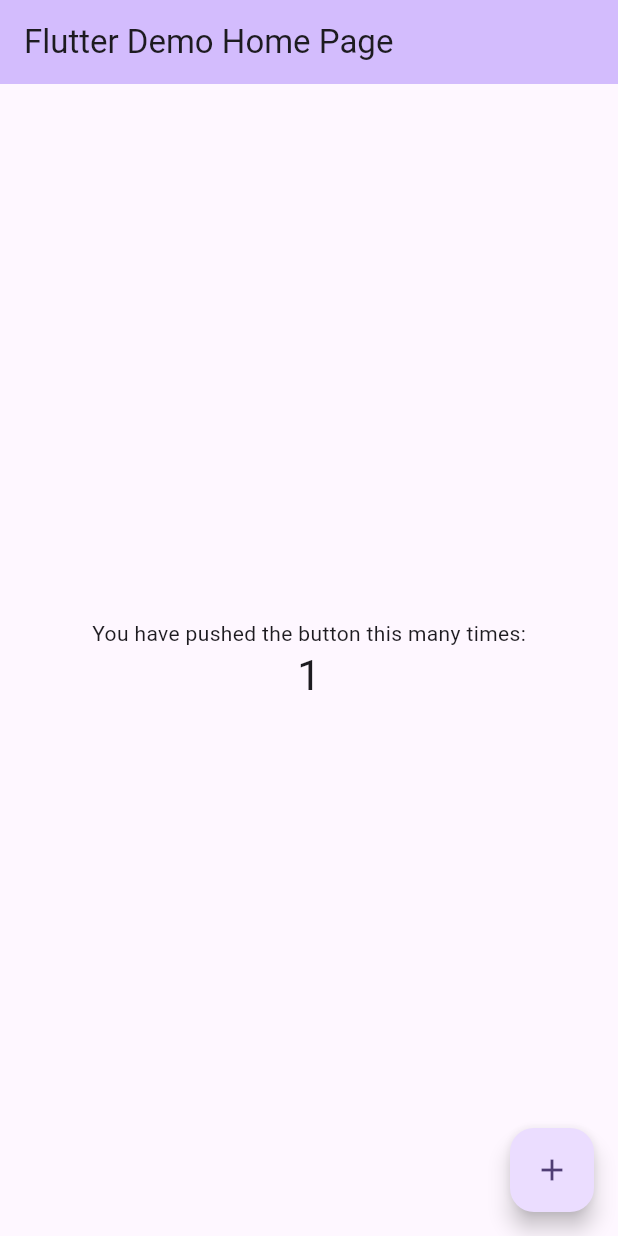
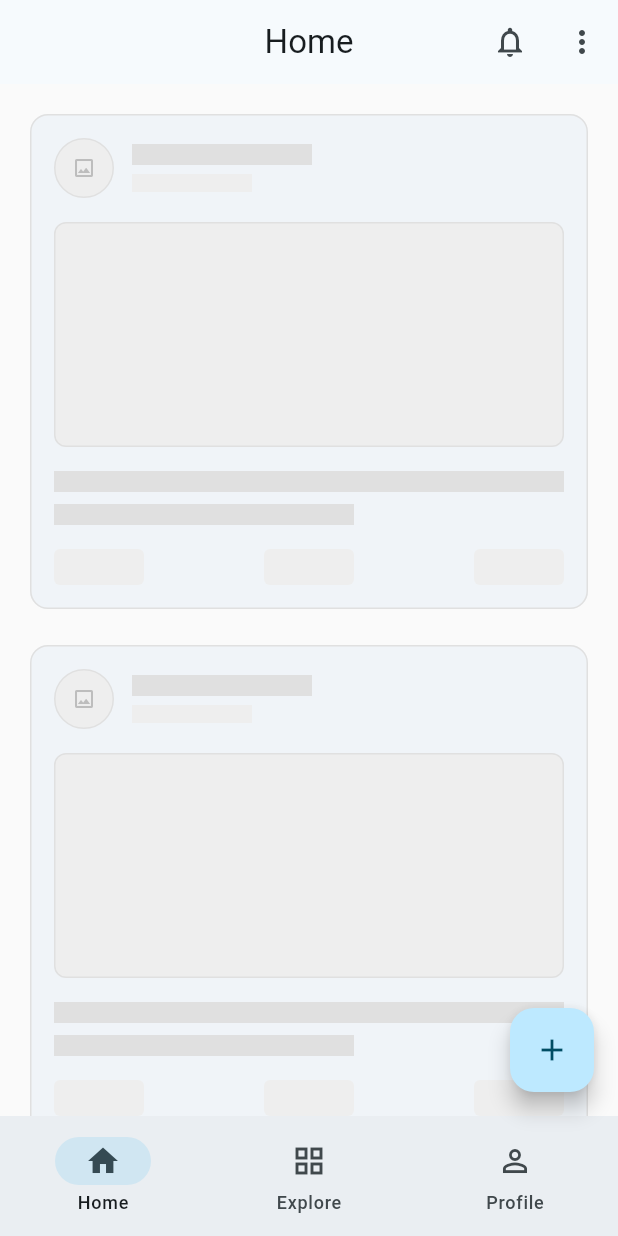
Before and after one commit to could-ai/019b21c7-15ac-7809-a184-161398fd9a35, a Flutter app: the screen it shows after launch, after a tap on the "add" icon, on a phone screen of 412 x 824 dp. Run offline on Flutter 3.47's test engine with Material 3 defaults, Android fonts, the phone set to English and light mode, and no system bars.

Commit message:
Replaced main.dart with a clean entry point setting up a wireframe-style theme (neutral colors, outlined cards) and routing to a MainLayout.; Created MainLayout to handle the bottom navigation structure, switching between Home, Explore, and Profile screens.; Created HomeScreen featuring a feed-style list layout with placeholder avatars, content blocks, and action buttons.; Created ExploreScreen with a search bar and a grid layout of card items.; Created ProfileScreen with a user avatar, info placeholders, and a settings list.; Created WireframePlaceholder widget to easily create grey placeholder boxes for images and content.

```diff
--- /dev/null
+++ b/usr/lib/layout/main_layout.dart
@@ -0,0 +1,83 @@
+import 'package:flutter/material.dart';
+import 'package:couldai_user_app/screens/home_screen.dart';
+import 'package:couldai_user_app/screens/explore_screen.dart';
+import 'package:couldai_user_app/screens/profile_screen.dart';
+
+class MainLayout extends StatefulWidget {
+  const MainLayout({super.key});
+
+  @override
+  State<MainLayout> createState() => _MainLayoutState();
+}
+
+class _MainLayoutState extends State<MainLayout> {
+  int _selectedIndex = 0;
+
+  final List<Widget> _screens = const [
+    HomeScreen(),
+    ExploreScreen(),
+    ProfileScreen(),
+  ];
+
+  final List<String> _titles = const [
+    'Home',
+    'Explore',
+    'Profile',
+  ];
+
+  void _onItemTapped(int index) {
+    setState(() {
+      _selectedIndex = index;
+    });
+  }
+
+  @override
+  Widget build(BuildContext context) {
+    return Scaffold(
+      appBar: AppBar(
+        title: Text(_titles[_selectedIndex]),
+        actions: [
+          IconButton(
+            icon: const Icon(Icons.notifications_outlined),
+            onPressed: () {},
+          ),
+          IconButton(
+            icon: const Icon(Icons.more_vert),
+            onPressed: () {},
+          ),
+        ],
+      ),
+      body: IndexedStack(
+        index: _selectedIndex,
+        children: _screens,
+      ),
+      bottomNavigationBar: NavigationBar(
+        selectedIndex: _selectedIndex,
+        onDestinationSelected: _onItemTapped,
+        destinations: const [
+          NavigationDestination(
+            icon: Icon(Icons.home_outlined),
+            selectedIcon: Icon(Icons.home),
+            label: 'Home',
+          ),
+          NavigationDestination(
+            icon: Icon(Icons.grid_view_outlined),
+            selectedIcon: Icon(Icons.grid_view),
+            label: 'Explore',
+          ),
+          NavigationDestination(
+            icon: Icon(Icons.person_outline),
+            selectedIcon: Icon(Icons.person),
+            label: 'Profile',
+          ),
+        ],
+      ),
+      floatingActionButton: _selectedIndex == 0
+          ? FloatingActionButton(
+              onPressed: () {},
+              child: const Icon(Icons.add),
+            )
+          : null,
+    );
+  }
+}
--- a/usr/lib/main.dart
+++ b/usr/lib/main.dart
@@ -1,123 +1,41 @@
 import 'package:flutter/material.dart';
+import 'package:couldai_user_app/layout/main_layout.dart';
 
 void main() {
-  runApp(const MyApp());
+  runApp(const WireframeApp());
 }
 
-class MyApp extends StatelessWidget {
-  const MyApp({super.key});
+class WireframeApp extends StatelessWidget {
+  const WireframeApp({super.key});
 
-  // This widget is the root of your application.
   @override
   Widget build(BuildContext context) {
     return MaterialApp(
-      title: 'Flutter Demo',
+      title: 'Wireframe App',
       debugShowCheckedModeBanner: false,
       theme: ThemeData(
-        // This is the theme of your application.
-        //
-        // TRY THIS: Try running your application with "flutter run". You'll see
-        // the application has a purple toolbar. Then, without quitting the app,
-        // try changing the seedColor in the colorScheme below to Colors.green
-        // and then invoke "hot reload" (save your changes or press the "hot
-        // reload" button in a Flutter-supported IDE, or press "r" if you used
-        // the command line to start the app).
-        //
-        // Notice that the counter didn't reset back to zero; the application
-        // state is not lost during the reload. To reset the state, use hot
-        // restart instead.
-        //
-        // This works for code too, not just values: Most code changes can be
-        // tested with just a hot reload.
-        colorScheme: ColorScheme.fromSeed(seedColor: Colors.deepPurple),
+        useMaterial3: true,
+        colorScheme: ColorScheme.fromSeed(
+          seedColor: Colors.blueGrey,
+          brightness: Brightness.light,
+        ),
+        scaffoldBackgroundColor: Colors.grey[50],
+        appBarTheme: const AppBarTheme(
+          centerTitle: true,
+          elevation: 0,
+        ),
+        cardTheme: CardTheme(
+          elevation: 0,
+          shape: RoundedRectangleBorder(
+            side: BorderSide(color: Colors.grey.shade300),
+            borderRadius: BorderRadius.circular(12),
+          ),
+        ),
       ),
       initialRoute: '/',
       routes: {
-        '/': (context) => const MyHomePage(title: 'Flutter Demo Home Page'),
+        '/': (context) => const MainLayout(),
       },
     );
   }
 }
-
-class MyHomePage extends StatefulWidget {
-  const MyHomePage({super.key, required this.title});
-
-  // This widget is the home page of your application. It is stateful, meaning
-  // that it has a State object (defined below) that contains fields that affect
-  // how it looks.
-
-  // This class is the configuration for the state. It holds the values (in this
-  // case the title) provided by the parent (in this case the App widget) and
-  // used by the build method of the State. Fields in a Widget subclass are
-  // always marked "final".
-
-  final String title;
-
-  @override
-  State<MyHomePage> createState() => _MyHomePageState();
-}
-
-class _MyHomePageState extends State<MyHomePage> {
-  int _counter = 0;
-
-  void _incrementCounter() {
-    setState(() {
-      // This call to setState tells the Flutter framework that something has
-      // changed in this State, which causes it to rerun the build method below
-      // so that the display can reflect the updated values. If we changed
-      // _counter without calling setState(), then the build method would not be
-      // called again, and so nothing would appear to happen.
-      _counter++;
-    });
-  }
-
-  @override
-  Widget build(BuildContext context) {
-    // This method is rerun every time setState is called, for instance as done
-    // by the _incrementCounter method above.
-    //
-    // The Flutter framework has been optimized to make rerunning build methods
-    // fast, so that you can just rebuild anything that needs updating rather
-    // than having to individually change instances of widgets.
-    return Scaffold(
-      appBar: AppBar(
-        // TRY THIS: Try changing the color here to a specific color (to
-        // Colors.amber, perhaps?) and trigger a hot reload to see the AppBar
-        // change color while the other colors stay the same.
-        backgroundColor: Theme.of(context).colorScheme.inversePrimary,
-        // Here we take the value from the MyHomePage object that was created by
-        // the App.build method, and use it to set our appbar title.
-        title: Text(widget.title),
-      ),
-      body: Center(
-        // Center is a layout widget. It takes a single child and positions it
-        // in the middle of the parent.
-        child: Column(
-          // Column is also a layout widget. It takes a list of children and
-          // arranges them vertically. By default, it sizes itself to fit its
-          // children horizontally, and tries to be as tall as its parent.
-          //
-          // Column has various properties to control how it sizes itself and
-          // how it positions its children. Here we use mainAxisAlignment to
-          // center the children vertically; the main axis here is the vertical
-          // axis because Columns are vertical (the cross axis would be
-          // horizontal).
-          //
-          // TRY THIS: Invoke "debug painting" (choose the "Toggle Debug Paint"
-          // action in the IDE, or press "p" in the console), to see the
-          // wireframe for each widget.
-          mainAxisAlignment: MainAxisAlignment.center,
-          children: <Widget>[
-            const Text('You have pushed the button this many times:'),
-            Text('$_counter', style: Theme.of(context).textTheme.headlineMedium),
-          ],
-        ),
-      ),
-      floatingActionButton: FloatingActionButton(
-        onPressed: _incrementCounter,
-        tooltip: 'Increment',
-        child: const Icon(Icons.add),
-      ), // This trailing comma makes auto-formatting nicer for build methods.
-    );
-  }
-}
--- /dev/null
+++ b/usr/lib/screens/explore_screen.dart
@@ -0,0 +1,78 @@
+import 'package:flutter/material.dart';
+import 'package:couldai_user_app/widgets/wireframe_placeholder.dart';
+
+class ExploreScreen extends StatelessWidget {
+  const ExploreScreen({super.key});
+
+  @override
+  Widget build(BuildContext context) {
+    return Column(
+      children: [
+        Padding(
+          padding: const EdgeInsets.all(16.0),
+          child: TextField(
+            decoration: InputDecoration(
+              hintText: 'Search...',
+              prefixIcon: const Icon(Icons.search),
+              filled: true,
+              fillColor: Colors.white,
+              border: OutlineInputBorder(
+                borderRadius: BorderRadius.circular(30),
+                borderSide: BorderSide.none,
+              ),
+              contentPadding: const EdgeInsets.symmetric(vertical: 0),
+            ),
+          ),
+        ),
+        Expanded(
+          child: GridView.builder(
+            padding: const EdgeInsets.symmetric(horizontal: 16),
+            gridDelegate: const SliverGridDelegateWithFixedCrossAxisCount(
+              crossAxisCount: 2,
+              crossAxisSpacing: 16,
+              mainAxisSpacing: 16,
+              childAspectRatio: 0.8,
+            ),
+            itemCount: 12,
+            itemBuilder: (context, index) {
+              return Card(
+                clipBehavior: Clip.antiAlias,
+                child: Column(
+                  crossAxisAlignment: CrossAxisAlignment.start,
+                  children: [
+                    const Expanded(
+                      child: WireframePlaceholder(
+                        width: double.infinity,
+                        height: double.infinity,
+                        borderRadius: BorderRadius.zero,
+                      ),
+                    ),
+                    Padding(
+                      padding: const EdgeInsets.all(12.0),
+                      child: Column(
+                        crossAxisAlignment: CrossAxisAlignment.start,
+                        children: [
+                          Container(
+                            width: 100,
+                            height: 14,
+                            color: Colors.grey[300],
+                          ),
+                          const SizedBox(height: 8),
+                          Container(
+                            width: 60,
+                            height: 12,
+                            color: Colors.grey[200],
+                          ),
+                        ],
+                      ),
+                    ),
+                  ],
+                ),
+              );
+            },
+          ),
+        ),
+      ],
+    );
+  }
+}
--- /dev/null
+++ b/usr/lib/screens/home_screen.dart
@@ -0,0 +1,90 @@
+import 'package:flutter/material.dart';
+import 'package:couldai_user_app/widgets/wireframe_placeholder.dart';
+
+class HomeScreen extends StatelessWidget {
+  const HomeScreen({super.key});
+
+  @override
+  Widget build(BuildContext context) {
+    return ListView.separated(
+      padding: const EdgeInsets.all(16),
+      itemCount: 10,
+      separatorBuilder: (context, index) => const SizedBox(height: 16),
+      itemBuilder: (context, index) {
+        return Card(
+          child: Padding(
+            padding: const EdgeInsets.all(16.0),
+            child: Column(
+              crossAxisAlignment: CrossAxisAlignment.start,
+              children: [
+                Row(
+                  children: [
+                    const WireframePlaceholder(
+                      width: 40,
+                      height: 40,
+                      shape: BoxShape.circle,
+                    ),
+                    const SizedBox(width: 12),
+                    Column(
+                      crossAxisAlignment: CrossAxisAlignment.start,
+                      children: [
+                        Container(
+                          width: 120,
+                          height: 14,
+                          color: Colors.grey[300],
+                        ),
+                        const SizedBox(height: 6),
+                        Container(
+                          width: 80,
+                          height: 12,
+                          color: Colors.grey[200],
+                        ),
+                      ],
+                    ),
+                  ],
+                ),
+                const SizedBox(height: 16),
+                const WireframePlaceholder(
+                  height: 150,
+                  width: double.infinity,
+                ),
+                const SizedBox(height: 16),
+                Container(
+                  width: double.infinity,
+                  height: 14,
+                  color: Colors.grey[300],
+                ),
+                const SizedBox(height: 8),
+                Container(
+                  width: 200,
+                  height: 14,
+                  color: Colors.grey[300],
+                ),
+                const SizedBox(height: 16),
+                Row(
+                  mainAxisAlignment: MainAxisAlignment.spaceBetween,
+                  children: [
+                    _buildActionPlaceholder(),
+                    _buildActionPlaceholder(),
+                    _buildActionPlaceholder(),
+                  ],
+                ),
+              ],
+            ),
+          ),
+        );
+      },
+    );
+  }
+
+  Widget _buildActionPlaceholder() {
+    return Container(
+      width: 60,
+      height: 24,
+      decoration: BoxDecoration(
+        color: Colors.grey[200],
+        borderRadius: BorderRadius.circular(4),
+      ),
+    );
+  }
+}
--- /dev/null
+++ b/usr/lib/screens/profile_screen.dart
@@ -0,0 +1,83 @@
+import 'package:flutter/material.dart';
+import 'package:couldai_user_app/widgets/wireframe_placeholder.dart';
+
+class ProfileScreen extends StatelessWidget {
+  const ProfileScreen({super.key});
+
+  @override
+  Widget build(BuildContext context) {
+    return SingleChildScrollView(
+      padding: const EdgeInsets.all(16),
+      child: Column(
+        children: [
+          const SizedBox(height: 20),
+          const WireframePlaceholder(
+            width: 100,
+            height: 100,
+            shape: BoxShape.circle,
+          ),
+          const SizedBox(height: 16),
+          Container(
+            width: 150,
+            height: 24,
+            color: Colors.grey[300],
+          ),
+          const SizedBox(height: 8),
+          Container(
+            width: 200,
+            height: 14,
+            color: Colors.grey[200],
+          ),
+          const SizedBox(height: 32),
+          _buildSectionHeader('Account'),
+          _buildListTile(Icons.person_outline, 'Personal Information'),
+          _buildListTile(Icons.security_outlined, 'Security'),
+          _buildListTile(Icons.notifications_outlined, 'Notifications'),
+          const SizedBox(height: 24),
+          _buildSectionHeader('Preferences'),
+          _buildListTile(Icons.language, 'Language'),
+          _buildListTile(Icons.dark_mode_outlined, 'Dark Mode'),
+          const SizedBox(height: 24),
+          OutlinedButton(
+            onPressed: () {},
+            style: OutlinedButton.styleFrom(
+              minimumSize: const Size(double.infinity, 48),
+              foregroundColor: Colors.red,
+              side: const BorderSide(color: Colors.red),
+            ),
+            child: const Text('Log Out'),
+          ),
+        ],
+      ),
+    );
+  }
+
+  Widget _buildSectionHeader(String title) {
+    return Padding(
+      padding: const EdgeInsets.only(bottom: 12),
+      child: Align(
+        alignment: Alignment.centerLeft,
+        child: Text(
+          title,
+          style: const TextStyle(
+            fontSize: 18,
+            fontWeight: FontWeight.bold,
+            color: Colors.black54,
+          ),
+        ),
+      ),
+    );
+  }
+
+  Widget _buildListTile(IconData icon, String title) {
+    return Card(
+      margin: const EdgeInsets.only(bottom: 12),
+      child: ListTile(
+        leading: Icon(icon, color: Colors.blueGrey),
+        title: Text(title),
+        trailing: const Icon(Icons.chevron_right, color: Colors.grey),
+        onTap: () {},
+      ),
+    );
+  }
+}
--- /dev/null
+++ b/usr/lib/widgets/wireframe_placeholder.dart
@@ -0,0 +1,39 @@
+import 'package:flutter/material.dart';
+
+class WireframePlaceholder extends StatelessWidget {
+  final double width;
+  final double height;
+  final BoxShape shape;
+  final BorderRadius? borderRadius;
+
+  const WireframePlaceholder({
+    super.key,
+    required this.width,
+    required this.height,
+    this.shape = BoxShape.rectangle,
+    this.borderRadius,
+  });
+
+  @override
+  Widget build(BuildContext context) {
+    return Container(
+      width: width,
+      height: height,
+      decoration: BoxDecoration(
+        color: Colors.grey[200],
+        shape: shape,
+        borderRadius: shape == BoxShape.rectangle
+            ? (borderRadius ?? BorderRadius.circular(8))
+            : null,
+        border: Border.all(color: Colors.grey[300]!),
+      ),
+      child: Center(
+        child: Icon(
+          Icons.image_outlined,
+          color: Colors.grey[400],
+          size: width * 0.4,
+        ),
+      ),
+    );
+  }
+}
```
